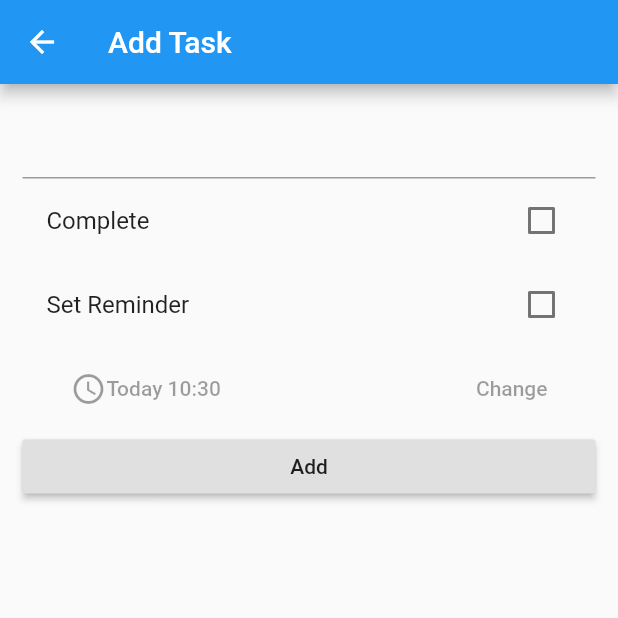
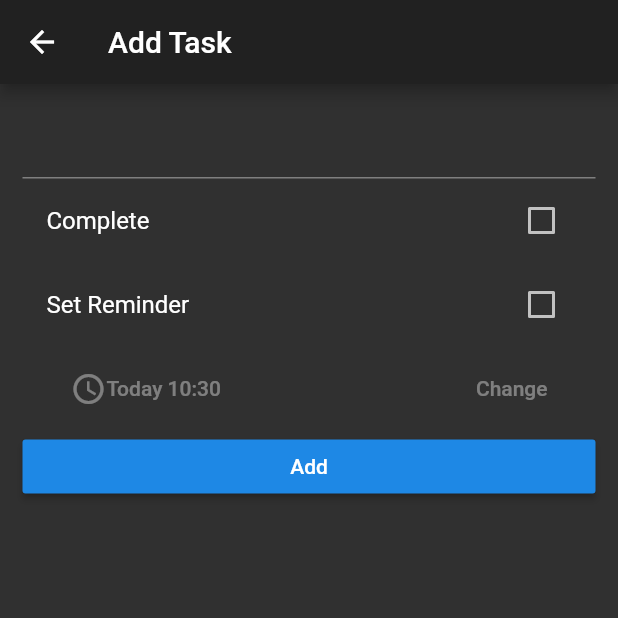
Before and after one commit to neddstarkk/convoluted-todo, a Flutter app: the AddTaskScreen screen opened directly, after a tap on "Add", on a phone screen of 412 x 824 dp, the top half of it. Run offline on Flutter 3.47's test engine with Material 2 defaults, Android fonts, the phone set to English and light mode, and no system bars; our stand-ins replace flutter_datetime_picker, flutter_local_notifications, local_auth, shared_preferences, sqflite, timezone; accounts and stored records are empty.

Commit message:
Changed to dark theme and added notification conditions

```diff
--- a/lib/main.dart
+++ b/lib/main.dart
@@ -34,6 +34,7 @@ class _AppState extends State<App> {
       create: (_) => TodoModel(),
       child: MaterialApp(
           debugShowCheckedModeBanner: false,
+          theme: ThemeData.dark(),
           home: boolValue == true ? FingerprintAuth() : HomeScreen()),
     );
   }
--- a/lib/screens/add_task.dart
+++ b/lib/screens/add_task.dart
@@ -194,7 +194,9 @@ class _AddTaskScreenState extends State<AddTaskScreen> {
                   RaisedButton(
                     child: Text("Add"),
                     onPressed: () {
-                      scheduleNotification();
+                      if(setReminder == true && completedStatus == false) {
+                        scheduleNotification();
+                      }
                       onAdd();
                     },
                   )
```
